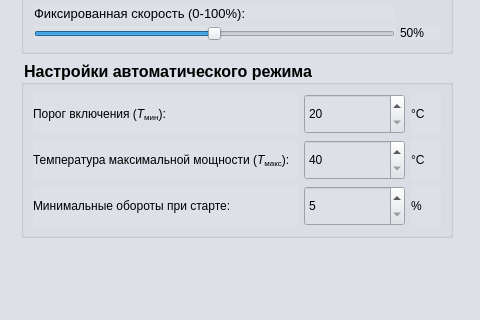
petlitsky/rozovproject, file main.ui: the form before one commit; both pictures show x 544 to 1024 and y 132 to 452 of the 1024 by 600 pixel window.
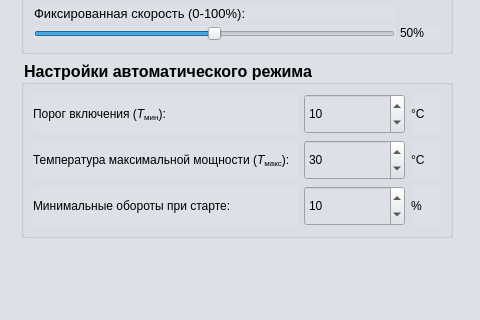
The form after the commit. The open tabs and pages were chosen to show the change. Icons and pictures are not drawn.

What changed in the file:
```diff
--- a/main.ui
+++ b/main.ui
@@ -2592,10 +2592,13 @@
                        <set>Qt::InputMethodHint::ImhPreferNumbers</set>
                       </property>
                       <property name="minimum">
-                       <number>20</number>
+                       <number>1</number>
                       </property>
                       <property name="maximum">
-                       <number>100</number>
+                       <number>40</number>
+                      </property>
+                      <property name="value">
+                       <number>10</number>
                       </property>
                      </widget>
                     </item>
@@ -2664,7 +2667,10 @@
                        <set>Qt::InputMethodHint::ImhPreferNumbers</set>
                       </property>
                       <property name="minimum">
-                       <number>40</number>
+                       <number>20</number>
+                      </property>
+                      <property name="value">
+                       <number>30</number>
                       </property>
                      </widget>
                     </item>
@@ -2730,7 +2736,10 @@
                        <number>5</number>
                       </property>
                       <property name="maximum">
-                       <number>40</number>
+                       <number>70</number>
+                      </property>
+                      <property name="value">
+                       <number>10</number>
                       </property>
                      </widget>
                     </item>
```
Left out of the diff: 8 changed lines with no effect on the pictures.
